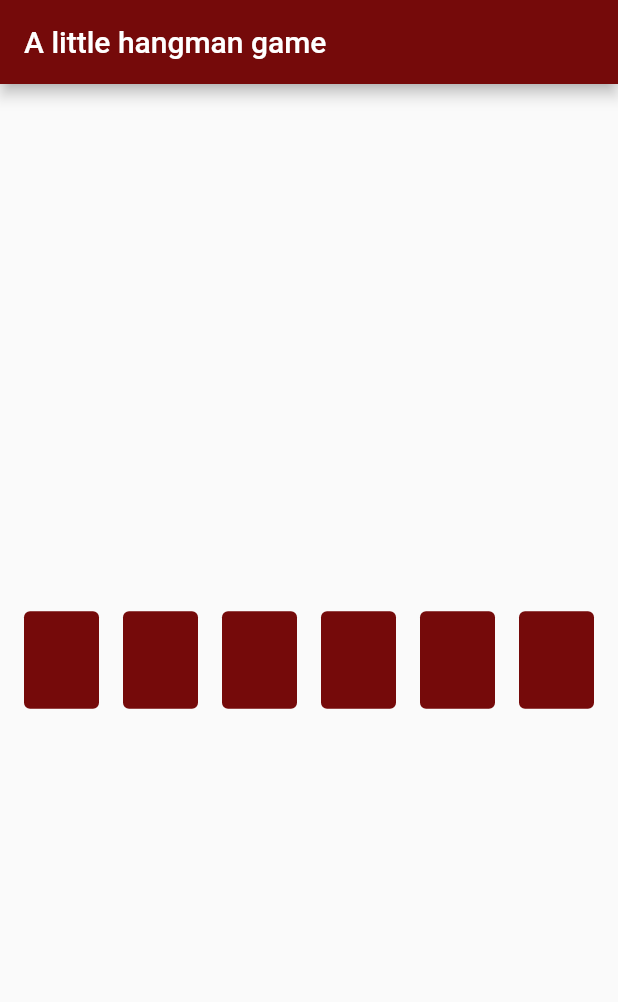
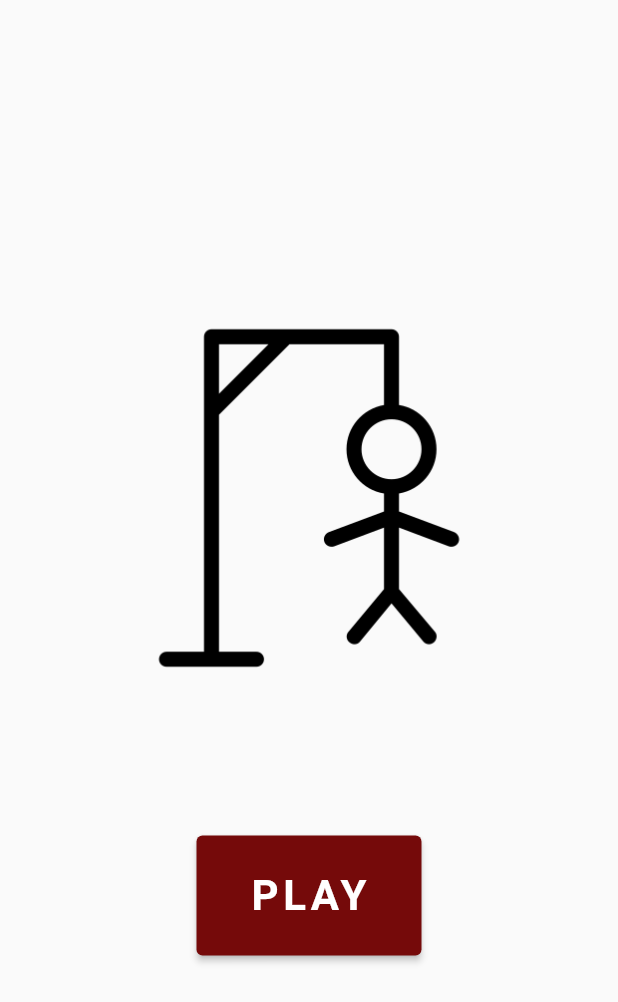
Before and after one commit to Stecathw/hangman, a Flutter app: the screen it shows after launch, on a phone screen of 412 x 824 dp. Shown: the top 1002 px of the screen. Run offline on Flutter 3.47's test engine with Material 2 defaults, Android fonts, the phone set to English and light mode, and no system bars; our stand-ins replace flutter_bloc, flutter_dotenv.

Commit message:
feature(StartPage): added a start page.

```diff
--- a/lib/game/cubit/game_cubit.dart
+++ b/lib/game_page/cubit/game_cubit.dart
@@ -1,6 +1,6 @@
 import 'package:flutter/foundation.dart';
 import 'package:flutter_bloc/flutter_bloc.dart';
-import 'package:hangman/game/cubit/game_state.dart';
+import 'package:hangman/game_page/cubit/game_state.dart';
 import 'package:hangman/repository/word_repository.dart';
 import 'dart:math';
 
--- a/lib/game/views/widgets/hang_image.dart
+++ b/lib/game_page/views/widgets/hang_image.dart
@@ -15,6 +15,7 @@ Widget hangImage(bool visible, String path) {
 //   mainAxisAlignment: MainAxisAlignment.spaceBetween,
 //   crossAxisAlignment: CrossAxisAlignment.center,
 //   children: [
+//
 //     Center(
 //       child: Stack(
 //         children: [
--- a/lib/game/views/widgets/letter.dart
+++ b/lib/game_page/views/widgets/letter.dart
@@ -1,5 +1,5 @@
 import 'package:flutter/material.dart';
-import 'package:hangman/game/views/utils/colors.dart';
+import 'package:hangman/utils/colors.dart';
 
 Widget letter(String character, bool hidden) {
   return Container(
--- a/lib/main.dart
+++ b/lib/main.dart
@@ -1,8 +1,9 @@
 import 'package:flutter/material.dart';
 import 'package:flutter_dotenv/flutter_dotenv.dart';
 import 'package:flutter_bloc/flutter_bloc.dart';
-import 'package:hangman/game/cubit/game_cubit.dart';
-import 'package:hangman/game/views/game_page.dart';
+import 'package:hangman/game_page/cubit/game_cubit.dart';
+import 'package:hangman/start_page/start_page.dart';
+import 'package:hangman/game_page/views/game_page.dart';
 import 'package:hangman/repository/environment.dart';
 import 'package:hangman/repository/word_repository.dart';
 
@@ -18,8 +19,12 @@ class MyApp extends StatelessWidget {
   Widget build(BuildContext context) {
     return BlocProvider(
         create: ((context) => GameCubit(WordRepository())),
-        child: const MaterialApp(
-          home: GamePage(),
+        child: MaterialApp(
+          initialRoute: '/',
+          routes: {
+            '/': (context) => const StartPage(),
+            '/game': (context) => const GamePage(),
+          },
         ));
   }
 }
--- /dev/null
+++ b/lib/start_page/start_page.dart
@@ -0,0 +1,47 @@
+import 'package:flutter/material.dart';
+import 'package:hangman/utils/colors.dart';
+
+class StartPage extends StatelessWidget {
+  const StartPage({Key? key}) : super(key: key);
+
+  @override
+  Widget build(BuildContext context) {
+    return Scaffold(
+      body: Center(
+        child: Column(
+            mainAxisAlignment: MainAxisAlignment.center,
+            children: <Widget>[
+              Padding(
+                padding: const EdgeInsets.fromLTRB(20, 20, 20, 100),
+                child: SizedBox(
+                  width: 250,
+                  height: 250,
+                  child: Image.asset("assets/hangman.png"),
+                ),
+              ),
+              SizedBox(
+                height: 80,
+                width: 150,
+                child: ElevatedButton(
+                  style: ButtonStyle(
+                    backgroundColor: MaterialStatePropertyAll<Color>(
+                        AppColor.primaryColorRed),
+                  ),
+                  onPressed: () {
+                    Navigator.pushNamed(context, "/game");
+                  },
+                  child: const Text(
+                    'PLAY',
+                    style: TextStyle(
+                      fontWeight: FontWeight.bold,
+                      fontSize: 28,
+                      letterSpacing: 3,
+                    ),
+                  ),
+                ),
+              )
+            ]),
+      ),
+    );
+  }
+}
--- a/pubspec.yaml
+++ b/pubspec.yaml
@@ -60,11 +60,11 @@ flutter:
   # the material Icons class.
   uses-material-design: true
   assets:
-    - assets/
+    # - assets/
+    - assets/hangman.png
     - .env
 
   # To add assets to your application, add an assets section, like this:
-  # assets:
   #   - images/a_dot_burr.jpeg
   #   - images/a_dot_ham.jpeg
 
```
Also changed, not shown: lib/game_page/views/game_page.dart (renamed from lib/game/views/game_page.dart, +4 -4 lines), assets/hangman.png (added), lib/game_page/cubit/game_state.dart (renamed from lib/game/cubit/game_state.dart), lib/game_page/views/widgets/keyboard.dart (renamed from lib/game/views/widgets/keyboard.dart), lib/utils/alphabet.dart (renamed from lib/game/views/utils/alphabet.dart), lib/utils/colors.dart (renamed from lib/game/views/utils/colors.dart).
